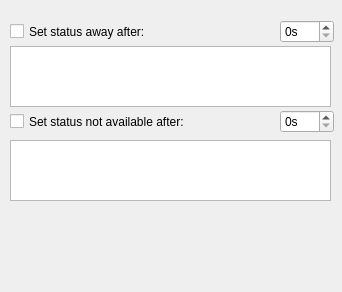
Above: src/corelayers/idlestatuschanger/idlestatuswidget.ui from euroelessar/qutim before the change. Below: the same form after it.
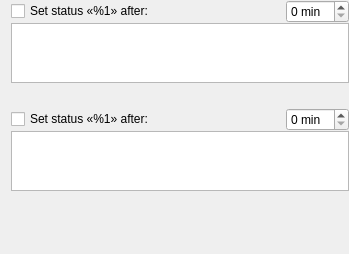
That is the form after the change.

Commit message: Settings widget for auto-away core-layer.

Patch:
```diff
--- a/src/corelayers/idlestatuschanger/idlestatuswidget.ui
+++ b/src/corelayers/idlestatuschanger/idlestatuswidget.ui
@@ -6,85 +6,142 @@
    <rect>
     <x>0</x>
     <y>0</y>
-    <width>342</width>
-    <height>292</height>
+    <width>349</width>
+    <height>254</height>
    </rect>
   </property>
   <property name="windowTitle">
    <string>Form</string>
   </property>
-  <widget class="QCheckBox" name="awayCheckBox">
-   <property name="geometry">
-    <rect>
-     <x>10</x>
-     <y>20</y>
-     <width>241</width>
-     <height>23</height>
-    </rect>
+  <layout class="QVBoxLayout" name="verticalLayout_4">
+   <property name="spacing">
+    <number>0</number>
    </property>
-   <property name="text">
-    <string>Set status away after:</string>
+   <property name="topMargin">
+    <number>0</number>
    </property>
-  </widget>
-  <widget class="QCheckBox" name="naCheckBox">
-   <property name="geometry">
-    <rect>
-     <x>10</x>
-     <y>110</y>
-     <width>241</width>
-     <height>23</height>
-    </rect>
+   <property name="rightMargin">
+    <number>0</number>
    </property>
-   <property name="text">
-    <string>Set status not available after:</string>
+   <property name="bottomMargin">
+    <number>0</number>
    </property>
-  </widget>
-  <widget class="QSpinBox" name="awaySpinBox">
-   <property name="geometry">
-    <rect>
-     <x>280</x>
-     <y>20</y>
-     <width>54</width>
-     <height>23</height>
-    </rect>
-   </property>
-   <property name="suffix">
-    <string comment="seconds">s</string>
-   </property>
-  </widget>
-  <widget class="QSpinBox" name="naSpinBox">
-   <property name="geometry">
-    <rect>
-     <x>280</x>
-     <y>110</y>
-     <width>54</width>
-     <height>23</height>
-    </rect>
-   </property>
-   <property name="suffix">
-    <string comment="seconds">s</string>
-   </property>
-  </widget>
-  <widget class="QTextEdit" name="awayTextBox">
-   <property name="geometry">
-    <rect>
-     <x>10</x>
-     <y>46</y>
-     <width>321</width>
-     <height>61</height>
-    </rect>
-   </property>
-  </widget>
-  <widget class="QTextEdit" name="naTextBox">
-   <property name="geometry">
-    <rect>
-     <x>10</x>
-     <y>140</y>
-     <width>321</width>
-     <height>61</height>
-    </rect>
-   </property>
-  </widget>
+   <item>
+    <layout class="QVBoxLayout" name="verticalLayout_2">
+     <item>
+      <layout class="QHBoxLayout" name="horizontalLayout_2">
+       <item>
+        <widget class="QCheckBox" name="awayCheckBox">
+         <property name="text">
+          <string>Set status «%1» after:</string>
+         </property>
+        </widget>
+       </item>
+       <item>
+        <spacer name="horizontalSpacer">
+         <property name="orientation">
+          <enum>Qt::Horizontal</enum>
+         </property>
+         <property name="sizeHint" stdset="0">
+          <size>
+           <width>40</width>
+           <height>20</height>
+          </size>
+         </property>
+        </spacer>
+       </item>
+       <item>
+        <widget class="QSpinBox" name="awaySpinBox">
+         <property name="suffix">
+          <string comment="seconds"> min</string>
+         </property>
+        </widget>
+       </item>
+      </layout>
+     </item>
+     <item>
+      <widget class="QTextEdit" name="awayTextBox">
+       <property name="maximumSize">
+        <size>
+         <width>16777215</width>
+         <height>60</height>
+        </size>
+       </property>
+      </widget>
+     </item>
+     <item>
+      <spacer name="verticalSpacer_2">
+       <property name="orientation">
+        <enum>Qt::Vertical</enum>
+       </property>
+       <property name="sizeType">
+        <enum>QSizePolicy::Fixed</enum>
+       </property>
+       <property name="sizeHint" stdset="0">
+        <size>
+         <width>20</width>
+         <height>25</height>
+        </size>
+       </property>
+      </spacer>
+     </item>
+     <item>
+      <layout class="QHBoxLayout" name="horizontalLayout_3">
+       <item>
+        <widget class="QCheckBox" name="naCheckBox">
+         <property name="text">
+          <string>Set status «%1» after:</string>
+         </property>
+        </widget>
+       </item>
+       <item>
+        <spacer name="horizontalSpacer_2">
+         <property name="orientation">
+          <enum>Qt::Horizontal</enum>
+         </property>
+         <property name="sizeHint" stdset="0">
+          <size>
+           <width>40</width>
+           <height>20</height>
+          </size>
+         </property>
+        </spacer>
+       </item>
+       <item>
+        <widget class="QSpinBox" name="naSpinBox">
+         <property name="suffix">
+          <string comment="seconds"> min</string>
+         </property>
+        </widget>
+       </item>
+      </layout>
+     </item>
+     <item>
+      <widget class="QTextEdit" name="naTextBox">
+       <property name="maximumSize">
+        <size>
+         <width>16777215</width>
+         <height>60</height>
+        </size>
+       </property>
+      </widget>
+     </item>
+     <item>
+      <spacer name="verticalSpacer">
+       <property name="orientation">
+        <enum>Qt::Vertical</enum>
+       </property>
+       <property name="sizeHint" stdset="0">
+        <size>
+         <width>20</width>
+         <height>40</height>
+        </size>
+       </property>
+      </spacer>
+     </item>
+    </layout>
+   </item>
+  </layout>
  </widget>
  <resources/>
  <connections>
```
Left out of the diff: 64 changed lines with no effect on the pictures. The commit also changes 4 other files.
